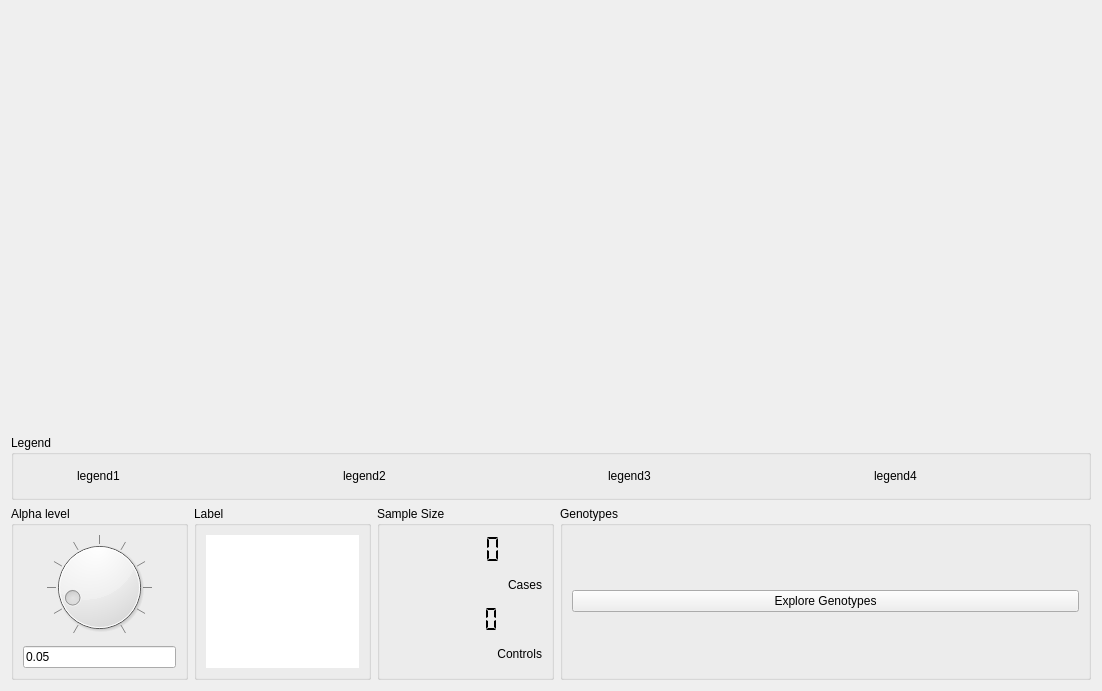
Above: gui/ui/simplotwindow.ui from ScottMastro/VikNGS before the change. Below: the same form after it.
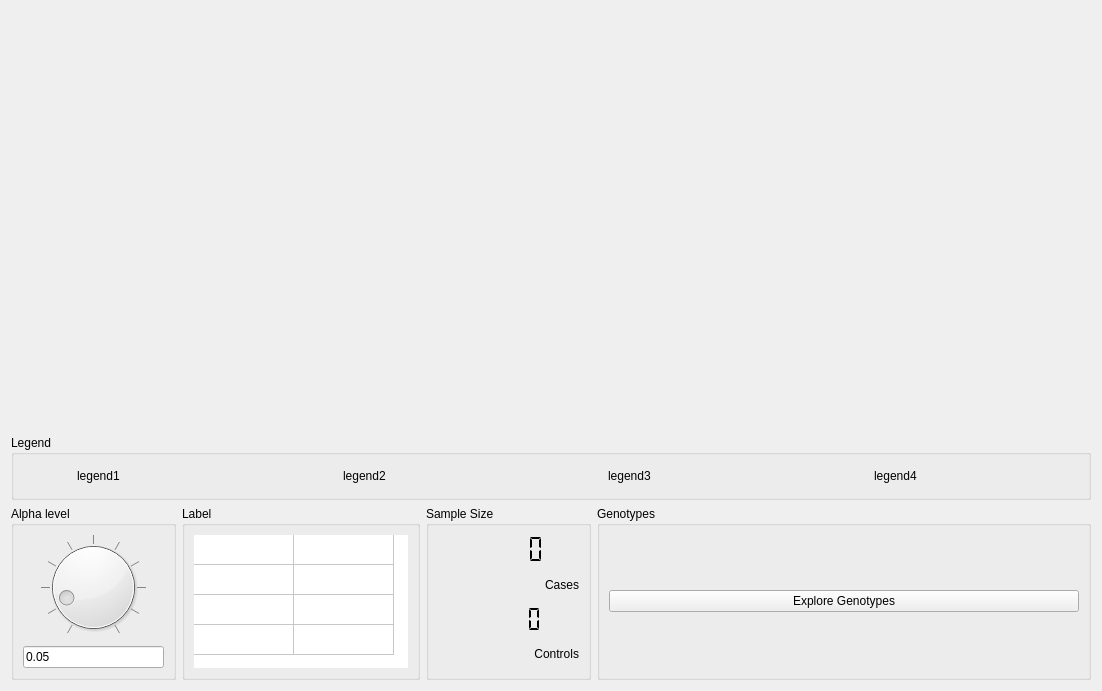
That is the form after the change. Custom widgets are drawn as their Qt base class.

Diff of the .ui file:
```diff
--- a/gui/ui/simplotwindow.ui
+++ b/gui/ui/simplotwindow.ui
@@ -196,7 +196,7 @@
       </widget>
      </item>
      <item>
-      <layout class="QHBoxLayout" name="horizontalLayout_4" stretch="1,1,1,3">
+      <layout class="QHBoxLayout" name="horizontalLayout_4" stretch="1,0,1,3">
        <item>
         <widget class="QGroupBox" name="groupBox">
          <property name="title">
@@ -253,15 +253,36 @@
          <property name="title">
           <string>Label</string>
          </property>
-         <layout class="QVBoxLayout" name="verticalLayout_4">
+         <layout class="QHBoxLayout" name="horizontalLayout_2">
           <item>
            <widget class="QTableWidget" name="simplot_powerTbl">
+            <property name="sizePolicy">
+             <sizepolicy hsizetype="Expanding" vsizetype="Expanding">
+              <horstretch>0</horstretch>
+              <verstretch>0</verstretch>
+             </sizepolicy>
+            </property>
+            <property name="maximumSize">
+             <size>
+              <width>16777215</width>
+              <height>16777215</height>
+             </size>
+            </property>
             <property name="frameShape">
              <enum>QFrame::NoFrame</enum>
             </property>
             <property name="frameShadow">
              <enum>QFrame::Plain</enum>
             </property>
+            <property name="horizontalScrollBarPolicy">
+             <enum>Qt::ScrollBarAlwaysOff</enum>
+            </property>
+            <property name="sizeAdjustPolicy">
+             <enum>QAbstractScrollArea::AdjustToContents</enum>
+            </property>
+            <property name="autoScroll">
+             <bool>false</bool>
+            </property>
             <property name="selectionMode">
              <enum>QAbstractItemView::NoSelection</enum>
             </property>
@@ -271,6 +292,12 @@
             <property name="cornerButtonEnabled">
              <bool>true</bool>
             </property>
+            <property name="rowCount">
+             <number>4</number>
+            </property>
+            <property name="columnCount">
+             <number>2</number>
+            </property>
             <attribute name="horizontalHeaderVisible">
              <bool>false</bool>
             </attribute>
@@ -280,6 +307,12 @@
             <attribute name="verticalHeaderStretchLastSection">
              <bool>false</bool>
             </attribute>
+            <row/>
+            <row/>
+            <row/>
+            <row/>
+            <column/>
+            <column/>
            </widget>
           </item>
          </layout>
```
Left out of the diff: 40 changed lines with no effect on the pictures.
